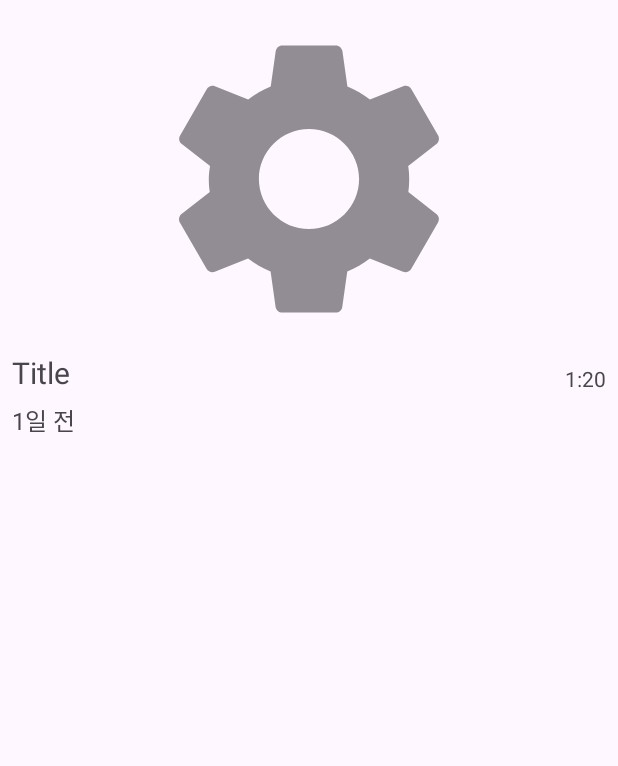
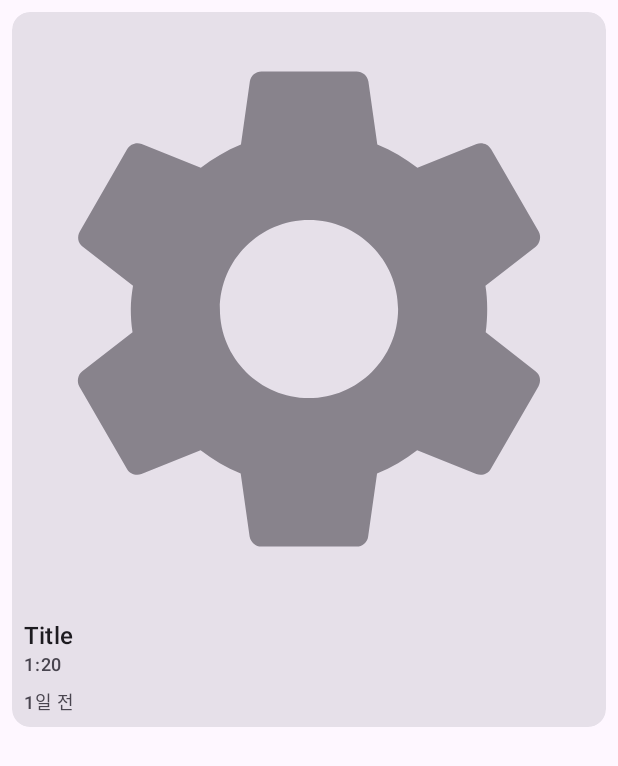
Before and after one commit to boostcampwm-2021/android05-boomerang, an Android app: the layout item_rv_home_show_videos.xml on its own in the app's theme, with its tools: preview values and no code run, on a phone screen of 412 x 824 dp. Shown: the top 766 px of the screen. Run offline under Robolectric (Android 15) with nearby library versions, the phone set to English and light mode, and no system bars.

Commit message:
feat: RecyclerView의 LayoutManager를 StaggeredGridLayout으로 변경

```diff
--- a/app/src/main/java/com/kotlinisgood/boomerang/ui/home/HomeAdapter.kt
+++ b/app/src/main/java/com/kotlinisgood/boomerang/ui/home/HomeAdapter.kt
@@ -40,6 +40,10 @@ class HomeAdapter :
 
         fun bind(item: MediaMemo) {
             binding.mediaMemo = item
+//            when (item.memoType) {
+//                VIDEO_MODE_FRAME -> binding.itemLayoutHomeVideo.setBackgroundColor(Color.CYAN)
+//                VIDEO_MODE_SUB_VIDEO -> binding.itemLayoutHomeVideo.setBackgroundColor(Color.MAGENTA)
+//            }
         }
     }
 
--- a/app/src/main/java/com/kotlinisgood/boomerang/util/BindingUtil.kt
+++ b/app/src/main/java/com/kotlinisgood/boomerang/util/BindingUtil.kt
@@ -4,6 +4,7 @@ import android.annotation.SuppressLint
 import android.graphics.Typeface
 import android.media.MediaMetadataRetriever
 import android.net.Uri
+import android.widget.ImageView
 import android.widget.TextView
 import androidx.core.net.toUri
 import androidx.databinding.BindingAdapter
@@ -23,7 +24,7 @@ fun <T, VH : RecyclerView.ViewHolder> RecyclerView.submitList(list: List<T>?) {
 }
 
 @BindingAdapter("imageFromVideoMemo")
-fun ShapeableImageView.imageFromVideoMemo(mediaMemo: MediaMemo) {
+fun ImageView.imageFromVideoMemo(mediaMemo: MediaMemo) {
     val uri = Uri.parse(mediaMemo.mediaUri)
     val mmr = MediaMetadataRetriever()
     mmr.setDataSource(context, uri)
--- a/app/src/main/res/layout/fragment_home.xml
+++ b/app/src/main/res/layout/fragment_home.xml
@@ -25,8 +25,7 @@
                 android:id="@+id/tb_home"
                 android:layout_width="match_parent"
                 android:layout_height="?attr/actionBarSize"
-                android:background="@color/boomerang_theme_color"
-                app:title="@string/app_name_kr">
+                android:background="@color/boomerang_theme_color">
 
             </com.google.android.material.appbar.MaterialToolbar>
 
@@ -45,7 +44,6 @@
                 android:layout_width="match_parent"
                 android:layout_height="match_parent"
                 android:orientation="vertical"
-                app:layoutManager="androidx.recyclerview.widget.LinearLayoutManager"
                 app:layout_constraintVertical_bias="0.0"
                 tools:layout_editor_absoluteX="0dp"
                 tools:listitem="@layout/item_rv_home_show_videos" />
--- a/app/src/main/res/layout/item_rv_home_show_videos.xml
+++ b/app/src/main/res/layout/item_rv_home_show_videos.xml
@@ -11,43 +11,55 @@
 
     </data>
 
+    <com.google.android.material.card.MaterialCardView
+        android:id="@+id/item_card_home_video"
+        style="?attr/materialCardViewFilledStyle"
+        android:layout_width="match_parent"
+        android:layout_height="wrap_content"
+        android:layout_margin="8dp">
+
         <androidx.constraintlayout.widget.ConstraintLayout
             android:layout_width="match_parent"
-        android:layout_height="wrap_content">
+            android:layout_height="wrap_content"
+            android:orientation="vertical">
 
-        <com.google.android.material.imageview.ShapeableImageView
+            <ImageView
                 android:id="@+id/item_iv_home_video_thumbnail"
                 imageFromVideoMemo="@{mediaMemo}"
-            android:layout_width="match_parent"
-            android:layout_height="0dp"
-            android:layout_marginStart="8dp"
-            android:layout_marginTop="8dp"
-            android:layout_marginEnd="8dp"
+                android:layout_width="0dp"
+                android:layout_height="wrap_content"
+                android:adjustViewBounds="true"
+                app:layout_constraintEnd_toEndOf="parent"
+                app:layout_constraintStart_toStartOf="parent"
                 app:layout_constraintTop_toTopOf="parent"
-            app:layout_constraintDimensionRatio="H, 16:9"
                 tools:src="@drawable/ic_setting" />
+
+            <LinearLayout
+                android:layout_width="0dp"
+                android:layout_height="wrap_content"
+                android:orientation="vertical"
+                android:padding="8dp"
+                app:layout_constraintEnd_toEndOf="parent"
+                app:layout_constraintStart_toStartOf="parent"
+                app:layout_constraintTop_toBottomOf="@id/item_iv_home_video_thumbnail">
 
                 <com.google.android.material.textview.MaterialTextView
                     android:id="@+id/item_tv_home_video_title"
-            android:layout_width="0dp"
+                    android:layout_width="match_parent"
                     android:layout_height="wrap_content"
-            android:layout_marginTop="4dp"
-            android:textSize="20sp"
+                    android:layout_marginEnd="8dp"
+                    android:ellipsize="end"
+                    android:maxLines="1"
                     android:text="@{mediaMemo.title}"
-            android:layout_marginEnd="10dp"
-            android:maxLines="1"
-            app:layout_constraintLeft_toLeftOf="@id/item_iv_home_video_thumbnail"
-            app:layout_constraintRight_toLeftOf="@id/item_tv_home_video_playtime"
-            app:layout_constraintTop_toBottomOf="@id/item_iv_home_video_thumbnail"
+                    android:textAppearance="?attr/textAppearanceTitleMedium"
                     tools:text="Title" />
 
                 <com.google.android.material.textview.MaterialTextView
                     android:id="@+id/item_tv_home_video_playtime"
                     android:layout_width="wrap_content"
                     android:layout_height="wrap_content"
-            android:textSize="14sp"
-            app:layout_constraintBottom_toBottomOf="@id/item_tv_home_video_title"
-            app:layout_constraintRight_toRightOf="@id/item_iv_home_video_thumbnail"
+                    android:textAppearance="?attr/textAppearanceLabelMedium"
+                    android:textColor="?android:attr/textColorSecondary"
                     tools:text="1:20" />
 
                 <com.google.android.material.textview.MaterialTextView
@@ -55,12 +67,16 @@
                     dateFromVideoMemo="@{mediaMemo}"
                     android:layout_width="wrap_content"
                     android:layout_height="wrap_content"
-            android:layout_marginTop="6dp"
-            android:textSize="16sp"
-            app:layout_constraintStart_toStartOf="@id/item_tv_home_video_title"
-            app:layout_constraintTop_toBottomOf="@id/item_tv_home_video_title"
+                    android:layout_marginTop="8dp"
+                    android:textAppearance="?attr/textAppearanceLabelMedium"
+                    android:textColor="?android:attr/textColorSecondary"
                     tools:text="1일 전" />
 
+            </LinearLayout>
 
         </androidx.constraintlayout.widget.ConstraintLayout>
+
+
+    </com.google.android.material.card.MaterialCardView>
+
 </layout>
```
Also changed, not shown: app/src/main/java/com/kotlinisgood/boomerang/ui/home/HomeFragment.kt (+8 -4 lines), app/src/main/res/drawable/ic_menu.xml (added, +10 -0 lines), app/src/main/res/menu/menu_fragment_home.xml (+7 -14 lines). Lines whose indentation alone changed are shown as unchanged.
